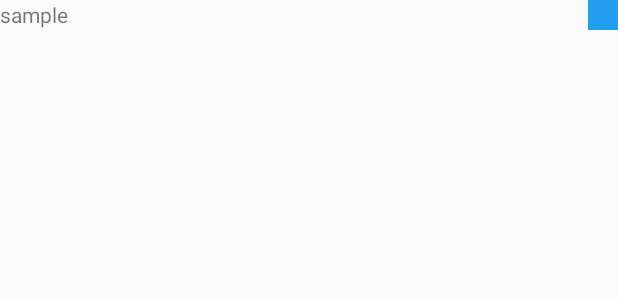
After one commit to Nishain/TraKid, an Android app: the layout map_legend_view.xml on its own in the app's theme, with its tools: preview values and no code run, on a phone screen of 412 x 824 dp. The commit adds this screen. Shown: the top 300 px of the screen. Run offline under Robolectric (Android 15) with nearby library versions, the phone set to English and light mode, and no system bars.

Commit message:
implemented Legend of google map

```diff
--- /dev/null
+++ b/app/src/main/res/layout/map_legend_view.xml
@@ -0,0 +1,20 @@
+<?xml version="1.0" encoding="utf-8"?>
+<TableRow xmlns:android="http://schemas.android.com/apk/res/android"
+    android:layout_width="match_parent"
+    android:layout_height="match_parent"
+    android:layout_marginBottom="20dp">
+
+    <TextView
+        android:layout_weight="1"
+        android:layout_width="match_parent"
+        android:layout_height="wrap_content"
+        android:text="sample" />
+
+    <View
+        android:layout_gravity="right"
+        android:layout_width="20dp"
+        android:layout_height="20dp"
+        android:layout_marginLeft="10dp"
+        android:background="@color/appTheme" />
+
+</TableRow>
--- a/app/src/main/res/values/strings.xml
+++ b/app/src/main/res/values/strings.xml
@@ -8,4 +8,7 @@
     <string name="reportSetting3">maximum wait time before adding to report</string>
     <string name="maxSpeedThreshold">maxSpeedThreshold,f,15</string>
     <string name="minWaitingTime">minWaitingTime,i,2</string>
+
+    <!-- TODO: Remove or change this placeholder text -->
+    <string name="hello_blank_fragment">Hello blank fragment</string>
 </resources>
```
Also changed, not shown: app/src/main/java/ndds/com/trakidhome/MapsActivity.java (+31 -4 lines), app/src/main/java/ndds/com/trakidhome/ReportPage.java (+9 -0 lines), app/src/main/res/layout/activity_maps.xml (+9 -0 lines).
